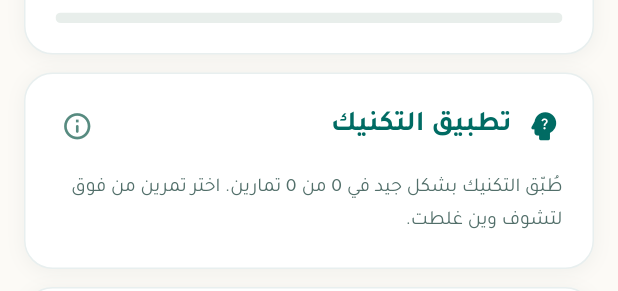
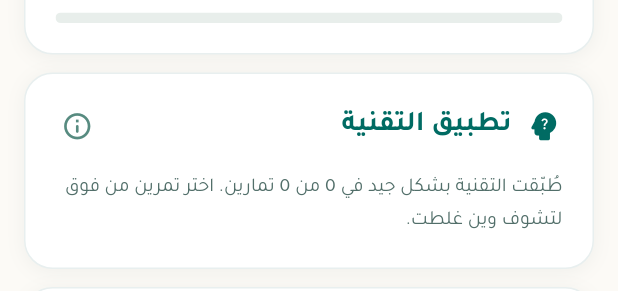
Before and after one commit to DanahAlsayari/Taleeq, a Flutter app: the PerformanceDetailsSheet widget shown alone on an empty page, opened directly with empty values, on a phone screen of 412 x 824 dp. Shown: the part 649-940 px from the top of the screen. Run offline on Flutter 3.47's test engine with Material 3 defaults, Android fonts, the phone set to English and light mode, and no system bars; our stand-ins replace app_links, confetti, fl_chart, flutter_animate, flutter_local_notifications, flutter_secure_storage and 9 more; missing offline and left inert: flutter_webrtc, record; accounts and stored records are empty; network calls fail; project files that could hold a hidden picture were left out.

Commit message:
Use التقنية instead of التكنيك in session result UI
Co-Authored-By: Claude Sonnet 5.5 <noreply@anthropic.com>
Claude-Session: https://claude.ai/code/session_01UnZe66RgxdZQhoHj6qVUzZ

```diff
--- a/Client/lib/presentation_layer/trainingUI/sessionResult/performance_details_sheet.dart
+++ b/Client/lib/presentation_layer/trainingUI/sessionResult/performance_details_sheet.dart
@@ -319,7 +319,7 @@ class _PerformanceDetailsSheetState extends State<PerformanceDetailsSheet> {
   }
 
   static const String _techniqueHelp =
-      'يوضح هل طبّقت التكنيك المطلوب في كل تمرين، ووين كان التطبيق جيد ووين يحتاج تحسين.';
+      'يوضح هل طبّقت التقنية المطلوبة في كل تمرين، ووين كان التطبيق جيد ووين يحتاج تحسين.';
 
   Widget _card({
     required IconData icon,
@@ -372,11 +372,11 @@ class _PerformanceDetailsSheetState extends State<PerformanceDetailsSheet> {
 
     return _card(
       icon: Icons.psychology_alt_rounded,
-      title: 'تطبيق التكنيك',
+      title: 'تطبيق التقنية',
       help: _techniqueHelp,
       children: [
         Text(
-          'طُبّق التكنيك بشكل جيد في $applied من ${exercises.length} تمارين. '
+          'طُبّقت التقنية بشكل جيد في $applied من ${exercises.length} تمارين. '
           'اختر تمرين من فوق لتشوف وين غلطت.',
           style: const TextStyle(
             fontFamily: 'Tajawal',
@@ -428,11 +428,11 @@ class _PerformanceDetailsSheetState extends State<PerformanceDetailsSheet> {
     if (technique == null) {
       return _card(
         icon: Icons.psychology_alt_rounded,
-        title: 'تطبيق التكنيك',
+        title: 'تطبيق التقنية',
         help: _techniqueHelp,
         children: const [
           Text(
-            'هذا التمرين بدون تكنيك محدد.',
+            'هذا التمرين بدون تقنية محددة.',
             style: TextStyle(
               fontFamily: 'Tajawal',
               fontSize: 13,
@@ -445,14 +445,14 @@ class _PerformanceDetailsSheetState extends State<PerformanceDetailsSheet> {
 
     return _card(
       icon: Icons.psychology_alt_rounded,
-      title: 'تطبيق التكنيك',
+      title: 'تطبيق التقنية',
       help: _techniqueHelp,
       children: [
         Row(
           children: [
             Expanded(
               child: Text(
-                technique.nameAr ?? 'التكنيك',
+                technique.nameAr ?? 'التقنية',
                 style: const TextStyle(
                   fontFamily: 'Tajawal',
                   fontSize: 16,
```
